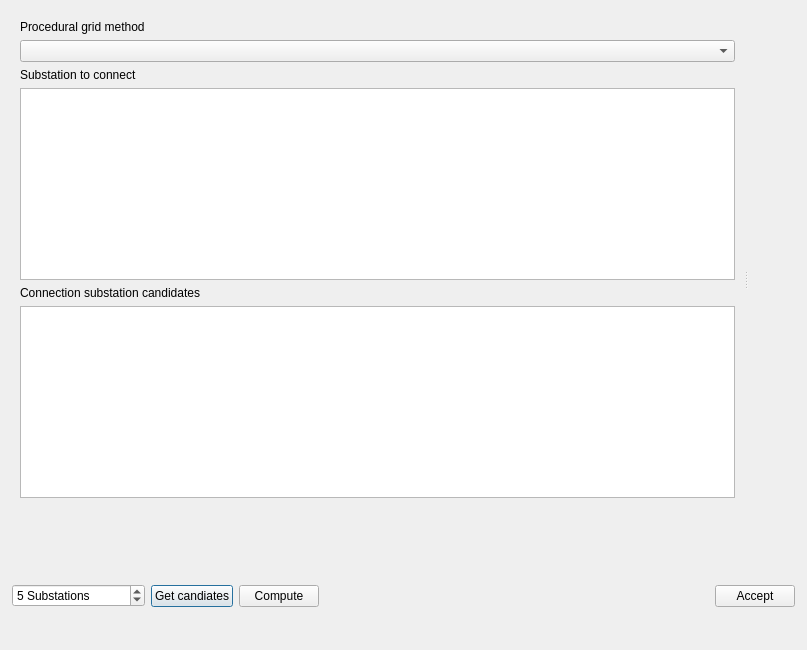
First picture: the form in src/VeraGrid/Gui/ProceduralGrid/procedural_grid_ui.ui, repository JordiBejarUPC/veragrid-hvdc-bipolar-pfc, before the edit.
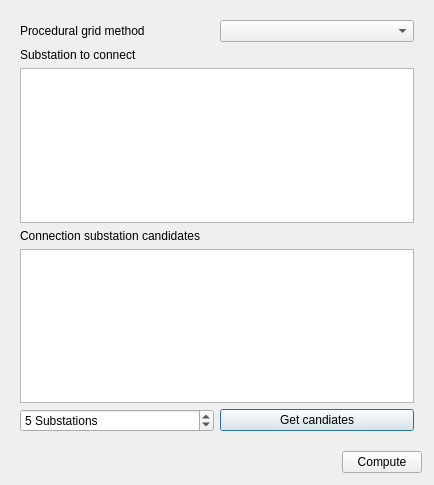
Second picture: the form after the edit. Icons and pictures are not drawn. Custom widgets are drawn as their Qt base class.

Diff of the .ui file:
```diff
--- a/src/VeraGrid/Gui/ProceduralGrid/procedural_grid_ui.ui
+++ b/src/VeraGrid/Gui/ProceduralGrid/procedural_grid_ui.ui
@@ -6,19 +6,15 @@
    <rect>
     <x>0</x>
     <y>0</y>
-    <width>807</width>
-    <height>650</height>
+    <width>434</width>
+    <height>485</height>
    </rect>
   </property>
   <property name="windowTitle">
    <string>Procedural Grid</string>
   </property>
-  <layout class="QVBoxLayout" name="verticalLayout_3">
+  <layout class="QVBoxLayout" name="verticalLayout_2">
    <item>
-    <widget class="QSplitter" name="mainSplitter">
-     <property name="orientation">
-      <enum>Qt::Orientation::Horizontal</enum>
-     </property>
      <widget class="QFrame" name="frame_2">
       <property name="frameShape">
        <enum>QFrame::Shape::NoFrame</enum>
@@ -26,69 +22,81 @@
       <property name="frameShadow">
        <enum>QFrame::Shadow::Raised</enum>
       </property>
-      <layout class="QVBoxLayout" name="verticalLayout">
-       <item>
+     <layout class="QGridLayout" name="gridLayout">
+      <item row="7" column="1">
+       <spacer name="verticalSpacer">
+        <property name="orientation">
+         <enum>Qt::Orientation::Vertical</enum>
+        </property>
+        <property name="sizeHint" stdset="0">
+         <size>
+          <width>20</width>
+          <height>40</height>
+         </size>
+        </property>
+       </spacer>
+      </item>
+      <item row="6" column="1">
+       <widget class="QPushButton" name="computeCandidatesButton">
+        <property name="toolTip">
+         <string>Compute the N closest candiate substations</string>
+        </property>
+        <property name="text">
+         <string>Get candiates</string>
+        </property>
+       </widget>
+      </item>
+      <item row="3" column="0" colspan="2">
+       <widget class="QListView" name="targetSubstationListView"/>
+      </item>
+      <item row="0" column="0">
         <widget class="QLabel" name="label">
          <property name="text">
           <string>Procedural grid method</string>
          </property>
         </widget>
        </item>
-       <item>
+      <item row="6" column="0">
+       <widget class="QSpinBox" name="topClosestSpinBox">
+        <property name="suffix">
+         <string> Substations</string>
+        </property>
+        <property name="minimum">
+         <number>1</number>
+        </property>
+        <property name="maximum">
+         <number>9999999</number>
+        </property>
+        <property name="value">
+         <number>5</number>
+        </property>
+       </widget>
+      </item>
+      <item row="5" column="0" colspan="2">
+       <widget class="QListView" name="candidateSubstationListView">
+        <property name="toolTip">
+         <string>List of subations that can be connected to the selected substations</string>
+        </property>
+       </widget>
+      </item>
+      <item row="0" column="1">
         <widget class="QComboBox" name="methodComboBox"/>
        </item>
-       <item>
+      <item row="2" column="0">
         <widget class="QLabel" name="label_3">
          <property name="text">
           <string>Substation to connect</string>
          </property>
         </widget>
        </item>
-       <item>
-        <widget class="QListView" name="targetSubstationListView"/>
-       </item>
-       <item>
+      <item row="4" column="0">
         <widget class="QLabel" name="label_2">
          <property name="text">
           <string>Connection substation candidates</string>
          </property>
         </widget>
        </item>
-       <item>
-        <widget class="QListView" name="candidateSubstationListView">
-         <property name="toolTip">
-          <string>List of subations that can be connected to the selected substations</string>
-         </property>
-        </widget>
-       </item>
-       <item>
-        <spacer name="verticalSpacer">
-         <property name="orientation">
-          <enum>Qt::Orientation::Vertical</enum>
-         </property>
-         <property name="sizeHint" stdset="0">
-          <size>
-           <width>20</width>
-           <height>40</height>
-          </size>
-         </property>
-        </spacer>
-       </item>
-      </layout>
-     </widget>
-     <widget class="QFrame" name="plotFrame">
-      <property name="frameShape">
-       <enum>QFrame::Shape::NoFrame</enum>
-      </property>
-      <property name="frameShadow">
-       <enum>QFrame::Shadow::Raised</enum>
-      </property>
-      <layout class="QVBoxLayout" name="verticalLayout_2">
-       <item>
-        <widget class="MatplotlibWidget" name="plotwidget" native="true"/>
-       </item>
-      </layout>
-     </widget>
+     </layout>
     </widget>
    </item>
    <item>
@@ -112,39 +120,6 @@
       <property name="bottomMargin">
        <number>1</number>
       </property>
-      <item>
-       <widget class="QSpinBox" name="topClosestSpinBox">
-        <property name="suffix">
-         <string> Substations</string>
-        </property>
-        <property name="minimum">
-         <number>1</number>
-        </property>
-        <property name="maximum">
-         <number>9999999</number>
-        </property>
-        <property name="value">
-         <number>5</number>
-        </property>
-       </widget>
-      </item>
-      <item>
-       <widget class="QPushButton" name="computeCandidatesButton">
-        <property name="toolTip">
-         <string>Compute the N closest candiate substations</string>
-        </property>
-        <property name="text">
-         <string>Get candiates</string>
-        </property>
-       </widget>
-      </item>
-      <item>
-       <widget class="QPushButton" name="computeButton">
-        <property name="text">
-         <string>Compute</string>
-        </property>
-       </widget>
-      </item>
       <item>
        <spacer name="horizontalSpacer">
         <property name="orientation">
@@ -159,9 +134,9 @@
        </spacer>
       </item>
       <item>
-       <widget class="QPushButton" name="acceptButton">
+       <widget class="QPushButton" name="computeButton">
         <property name="text">
-         <string>Accept</string>
+         <string>Compute</string>
         </property>
        </widget>
       </item>
@@ -170,14 +145,6 @@
    </item>
   </layout>
  </widget>
- <customwidgets>
-  <customwidget>
-   <class>MatplotlibWidget</class>
-   <extends>QWidget</extends>
-   <header>.matplotlibwidget</header>
-   <container>1</container>
-  </customwidget>
- </customwidgets>
  <resources>
   <include location="../Icons/icons.qrc"/>
  </resources>
```
Left out of the diff: 4 changed lines with no effect on the pictures. Lines whose indentation alone changed are shown as unchanged.
